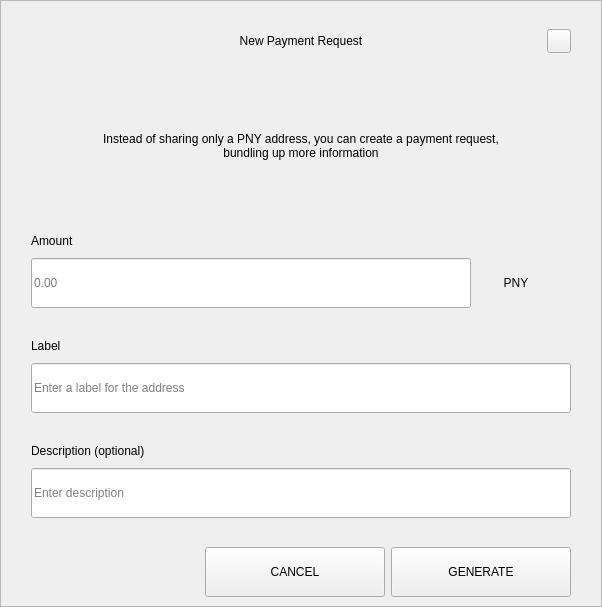
Before: the Qt Designer form src/qt/pivx/forms/requestdialog.ui in AltcoinBaggins/lil, drawn with Qt 5.
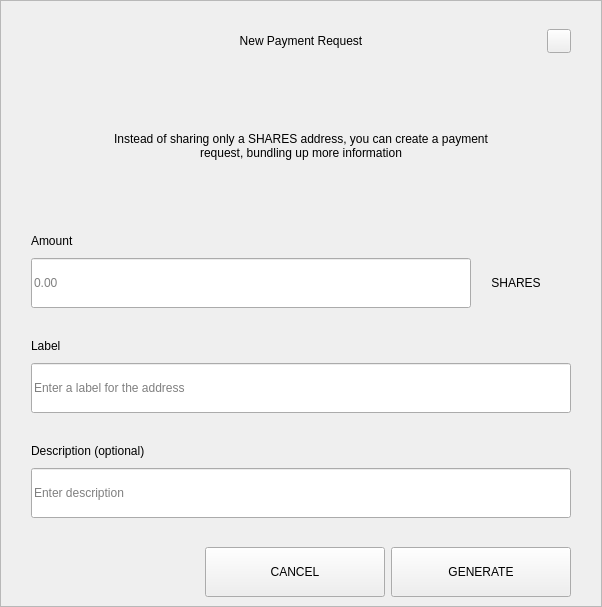
After: the same form once the commit is applied.

Commit message: Update branding to SHARES

What changed in the file:
```diff
--- a/src/qt/pivx/forms/requestdialog.ui
+++ b/src/qt/pivx/forms/requestdialog.ui
@@ -210,7 +210,7 @@
              </size>
             </property>
             <property name="text">
-             <string>Instead of sharing only a PNY address, you can create a payment request, bundling up more information</string>
+             <string>Instead of sharing only a SHARES address, you can create a payment request, bundling up more information</string>
             </property>
             <property name="alignment">
              <set>Qt::AlignCenter</set>
@@ -327,7 +327,7 @@
                    <item>
                     <widget class="QLabel" name="comboBoxCoin">
                      <property name="text">
-                      <string>PNY</string>
+                      <string>SHARES</string>
                      </property>
                      <property name="alignment">
                       <set>Qt::AlignCenter</set>
```
The commit also changes 657 other files.
